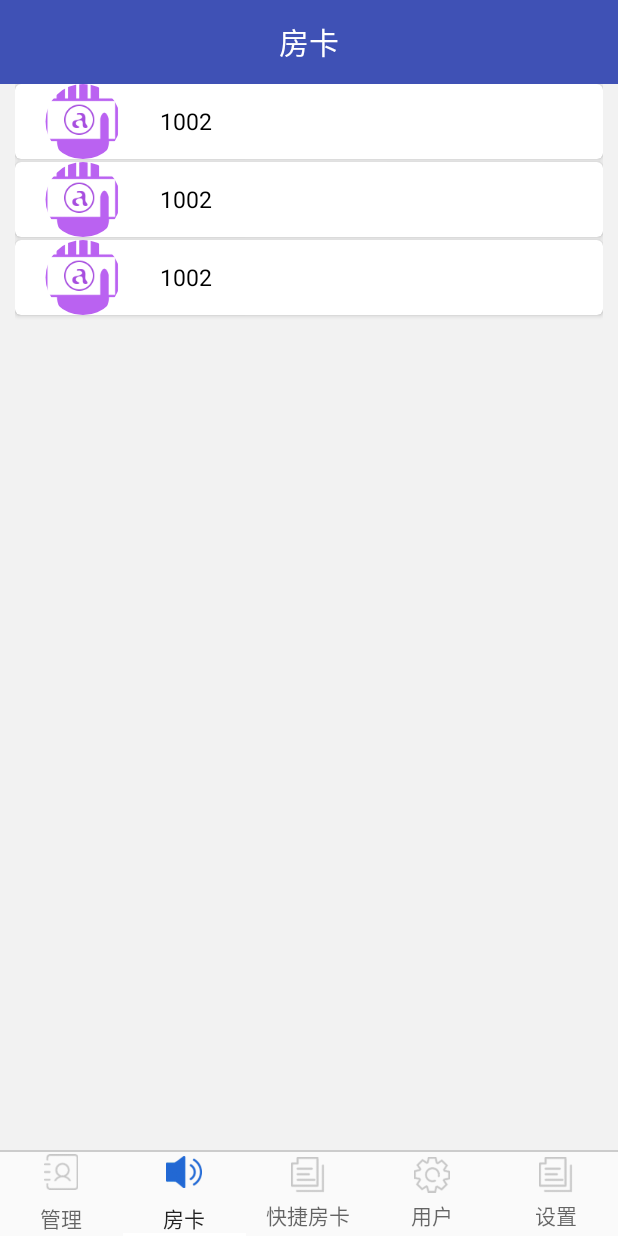
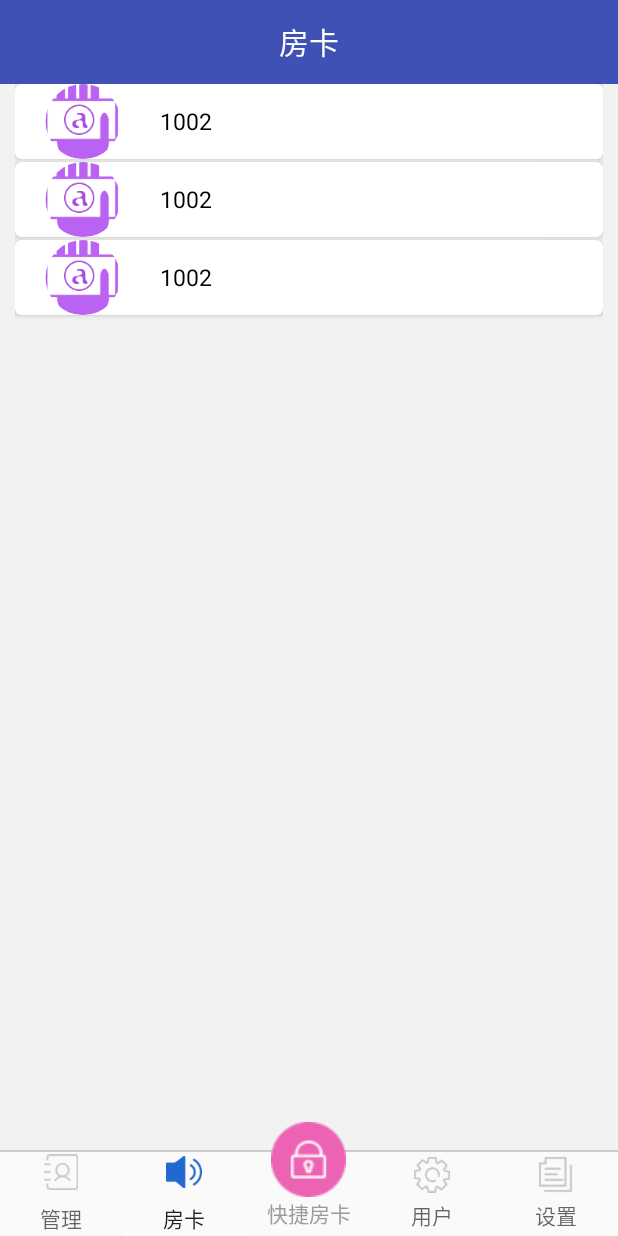
Before and after one commit to junqinliu/QrCode, an Android app: the MainActivity screen opened directly, with no data from a screen before it, item 2 of the bottom bar chosen, on a phone screen of 412 x 824 dp. Run offline under Robolectric (Android 15) with nearby library versions, the phone set to English and light mode, and no system bars; our stand-ins replace ButterKnife, CircleImageView; pictures from the network do not load.

Commit message:
修改首页的中间icon

```diff
--- a/app/src/main/java/com/android/qrcode/Card/CardFragmet.java
+++ b/app/src/main/java/com/android/qrcode/Card/CardFragmet.java
@@ -95,7 +95,7 @@ public class CardFragmet extends BaseFragment implements  SwipeRefreshLayout.OnR
     }
 
     @Override
-    public void onScroll(AbsListView absListView, int firstVisibleItem, int visibleItemCount, int totalItemCount) {
+      public void onScroll(AbsListView absListView, int firstVisibleItem, int visibleItemCount, int totalItemCount) {
         // 倒数第二个item为当前屏最后可见时，加载更多
         if ((firstVisibleItem + visibleItemCount + 1 >= totalItemCount) && !loadingMore) {
             loadingMore = true;
--- a/app/src/main/java/com/android/qrcode/MainActivity.java
+++ b/app/src/main/java/com/android/qrcode/MainActivity.java
@@ -45,6 +45,11 @@ public class MainActivity extends BaseAppCompatActivity implements
     TabLayout tabLayout;
     @Bind(R.id.toolbar_title)
     TextView toolbar_title;
+
+    @Bind(R.id.quick_img)
+    ImageView quick_img;
+    @Bind(R.id.quick_tx)
+    TextView quick_tx;
 
     @Override
     protected void onCreate(Bundle savedInstanceState) {
@@ -105,6 +110,8 @@ public class MainActivity extends BaseAppCompatActivity implements
 
         //tab与viewPage关联
         tabLayout.setupWithViewPager(viewPager);
+       // tabLayout.addTab();
+
         initTab();
     }
 
@@ -141,7 +148,10 @@ public class MainActivity extends BaseAppCompatActivity implements
         Bundle bundle = fragment.getArguments();
         if (bundle != null) {
             int drawableId = bundle.getInt("icon");
-            tab.setIcon(getResources().getDrawable(drawableId));
+            if(drawableId != 0){
+
+                tab.setIcon(getResources().getDrawable(drawableId));
+            }
         }
     }
 
@@ -184,27 +194,30 @@ public class MainActivity extends BaseAppCompatActivity implements
         switch (tab.getPosition()){
 
             case 0:
-               // toolBar.setTitle(R.string.manage_title);
+                changeQuickIconAndTextColor();
                 toolbar_title.setText(R.string.manage_title);
                 flag = Page.MANAGE;
                 break;
             case 1:
-              //  toolBar.setTitle(R.string.card_title);
+                changeQuickIconAndTextColor();
                 toolbar_title.setText(R.string.card_title);
                 flag = Page.CARD;
                 break;
             case 2:
-              //  toolBar.setTitle(R.string.quick_title);
+
                 toolbar_title.setText(R.string.quick_title);
+                quick_img.setImageDrawable(this.getResources().getDrawable(R.mipmap.owner_manage));
+                quick_tx.setTextColor(this.getResources().getColor(R.color.black_text));
+
                 flag = Page.QUICKCARD;
                 break;
             case 3:
-              //  toolBar.setTitle(R.string.account_title);
+                changeQuickIconAndTextColor();
                 toolbar_title.setText(R.string.account_title);
                 flag = Page.ACCOUNT;
                 break;
             case 4:
-              //  toolBar.setTitle(R.string.setting_title);
+                changeQuickIconAndTextColor();
                 toolbar_title.setText(R.string.setting_title);
                 flag = Page.SETTING;
                 break;
@@ -295,4 +308,11 @@ public class MainActivity extends BaseAppCompatActivity implements
             menu.findItem(R.id.action_settings).setVisible(false);
         }
     }
+
+    public void changeQuickIconAndTextColor(){
+
+        quick_img.setImageDrawable(this.getResources().getDrawable(R.mipmap.car_manage));
+        quick_tx.setTextColor(this.getResources().getColor(R.color.gray_text));
+
+    }
 }
--- a/app/src/main/java/com/android/qrcode/QuickCard/QuickCardFragment.java
+++ b/app/src/main/java/com/android/qrcode/QuickCard/QuickCardFragment.java
@@ -20,8 +20,9 @@ public class QuickCardFragment extends BaseFragment {
 
     public QuickCardFragment() {
         Bundle bundle = new Bundle();
-        bundle.putString("title", "快捷房卡");
-        bundle.putInt("icon", R.drawable.selector_main_tab_search_icon);
+        bundle.putString("title", "");
+        //R.drawable.selector_main_tab_search_icon
+        bundle.putInt("icon", 0);
         this.setArguments(bundle);
     }
     @Override
--- a/app/src/main/java/com/android/qrcode/SubManage/AdPublish/SubAdPublishFragmet.java
+++ b/app/src/main/java/com/android/qrcode/SubManage/AdPublish/SubAdPublishFragmet.java
@@ -25,8 +25,8 @@ public class SubAdPublishFragmet extends BaseFragment implements View.OnClickLis
     SimpleImageBanner advert;
     public SubAdPublishFragmet() {
         Bundle bundle = new Bundle();
-        bundle.putString("title", "广告");
-        bundle.putInt("icon", R.drawable.selector_main_tab_person_icon);
+        bundle.putString("title", "");
+        bundle.putInt("icon",0);
         this.setArguments(bundle);
     }
 
--- a/app/src/main/res/layout/activity_main.xml
+++ b/app/src/main/res/layout/activity_main.xml
@@ -31,4 +31,35 @@
             android:layout_height="?attr/actionBarSize"
             tools:tabIndicatorColor="@android:color/white" />
     </LinearLayout>
+
+
+
+    <LinearLayout
+
+        android:layout_width="wrap_content"
+        android:layout_height="80dp"
+        android:layout_gravity="center"
+        android:layout_alignParentBottom="true"
+        android:layout_centerHorizontal="true"
+        android:gravity="center"
+        android:orientation="vertical" >
+
+        <ImageView
+            android:id="@+id/quick_img"
+            android:layout_width="50dp"
+            android:layout_height="50dp"
+            android:layout_gravity="center"
+            android:src="@mipmap/car_manage"
+            />
+
+        <TextView
+            android:id="@+id/quick_tx"
+            android:layout_width="wrap_content"
+            android:layout_height="wrap_content"
+            android:layout_gravity="center"
+            android:text="@string/quick_title"
+            android:textColor="@android:color/darker_gray" />
+    </LinearLayout>
+
+
 </RelativeLayout>
--- a/app/src/main/res/values/strings.xml
+++ b/app/src/main/res/values/strings.xml
@@ -95,6 +95,7 @@
     <string name="sub_data_manage_str">数据统计</string>
     <string name="sub_community_str">小区</string>
     <string name="sub_add_tenement_str">添加成员</string>
+    <string name="ad_str">广告</string>
 
     <!--<string name="search">搜索：</string>-->
     <string name="province">省份：</string>
@@ -109,6 +110,7 @@
     <string name="full_name">姓名：</string>
     <string name="comfirm">确认</string>
     <string name="add_community_str">添加小区</string>
+    <string name="user_str">用户</string>
 
     <!--login-->
     <string name="intput_psw">1234567890.,zxcvbnmasdfghjklqwertyuiopZXCVBNMASDFGHJKLQWERTYUIOP</string>
```
Also changed, not shown: app/src/main/java/com/android/qrcode/SubMainActivity.java (+30 -10 lines).
